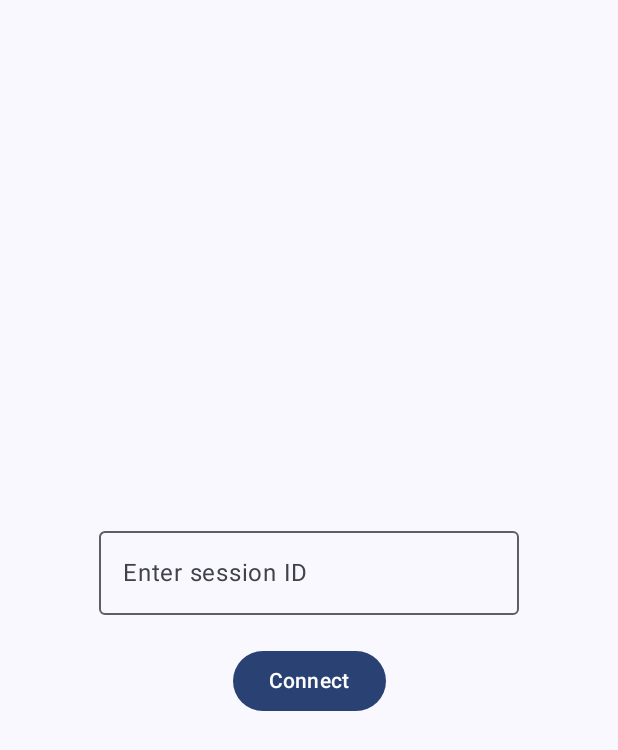
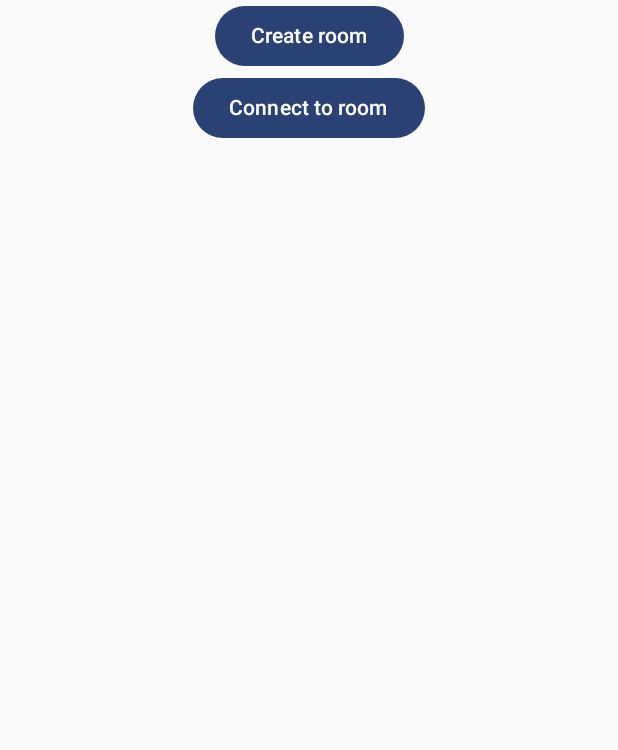
Before and after one commit to ulrikHesmyr/marco_polo_tracker_app_prog2007, an Android app built with Jetpack Compose: the screen it shows after launch (MainActivity), on a phone screen of 412 x 824 dp. Shown: the top 750 px of the screen. Run offline under Robolectric (Android 15) with nearby library versions, the phone set to English and light mode, and no system bars; libraries missing offline, so code that uses them is left out: io.socket.client, io.socket.emitter; 7 statements that could not run were skipped.

Commit message:
Change socketclient into viewmodel + add emit geolocation functionality

```diff
--- a/app/src/main/java/com/example/marco_polo/MainActivity.kt
+++ b/app/src/main/java/com/example/marco_polo/MainActivity.kt
@@ -1,6 +1,7 @@
 package com.example.marco_polo
 
 import android.os.Bundle
+import android.widget.Toast
 import androidx.activity.ComponentActivity
 import androidx.activity.compose.setContent
 import androidx.compose.foundation.background
@@ -8,6 +9,7 @@ import androidx.compose.foundation.layout.*
 import androidx.compose.foundation.shape.CircleShape
 import androidx.compose.material3.*
 import androidx.compose.runtime.Composable
+import androidx.compose.runtime.DisposableEffect
 import androidx.compose.runtime.getValue
 import androidx.compose.runtime.mutableStateOf
 import androidx.compose.runtime.remember
@@ -19,6 +21,7 @@ import androidx.compose.ui.text.font.FontWeight
 import androidx.compose.ui.tooling.preview.Preview
 import androidx.compose.ui.unit.dp
 import androidx.compose.ui.unit.sp
+import androidx.lifecycle.viewmodel.compose.viewModel
 import androidx.navigation.NavHostController
 import androidx.navigation.compose.NavHost
 import androidx.navigation.compose.composable
@@ -28,13 +31,7 @@ import com.example.marco_polo.socket_client.SocketClient
 
 class MainActivity : ComponentActivity() {
 
-    private lateinit var socketClient: SocketClient
-    private val WEBSOCKET_URL = "https://marco-polo-websocket-server.onrender.com/" //"http://10.0.2.2:3000" //"http://10.212.174.70:80"
-
     override fun onCreate(savedInstanceState: Bundle?) {
-        socketClient = SocketClient()
-        socketClient.initializeSocket(WEBSOCKET_URL)
-        socketClient.connect()
         super.onCreate(savedInstanceState)
         setContent {
             Marco_poloTheme {
@@ -43,25 +40,59 @@ class MainActivity : ComponentActivity() {
         }
     }
 
-    override fun onDestroy() {
-        super.onDestroy()
-        socketClient.disconnect()
-    }
-
     // Navigation functionality between screens
     @Composable
     fun AppNavigation() {
         val navController = rememberNavController()
+        val socketClient : SocketClient = viewModel()
+        socketClient.connect()
 
-        NavHost(navController = navController, startDestination = "connect_screen") {
-            composable("connect_screen") { ConnectScreen(navController) }
+        NavHost(navController = navController, startDestination = "initial_screen") {
+            composable("initial_screen") {InitialScreen(navController)}
+            composable("create_screen") {CreateScreen(navController, socketClient)}
+            composable("connect_screen") { ConnectScreen(navController, socketClient) }
             composable("main_screen") { MainScreen(navController) }
+        }
+
+        DisposableEffect(Unit) {
+            onDispose {
+                socketClient.disconnect()
+            }
+        }
+    }
+
+    @Composable
+    fun InitialScreen(navController: NavHostController){
+        Column(modifier = Modifier.fillMaxWidth(), horizontalAlignment = Alignment.CenterHorizontally, verticalArrangement = Arrangement.Center) {
+
+            Button(onClick = {navController.navigate("create_screen")}) {
+                Text("Create room")
+            }
+            Button(onClick = {navController.navigate("connect_screen")}) {
+                Text("Connect to room")
+            }
+        }
+
+    }
+
+    @Composable
+    fun CreateScreen(navController : NavHostController, socketClient : SocketClient){
+        Column(modifier = Modifier.fillMaxWidth(), horizontalAlignment = Alignment.CenterHorizontally, verticalArrangement = Arrangement.Center){
+            Text("Find your friend, initialize a room to get a RoomID for you and your friend to find each other!")
+
+            if(socketClient.roomID.value !== ""){
+                Text("Room created successfully, your room ID is: ${socketClient.roomID.value}")
+            } else {
+                Button(onClick = {socketClient.initializePeerConnection()}) {
+                    Text("Create room")
+                }
+            }
         }
     }
 
     // Initial screen to connect
     @Composable
-    fun ConnectScreen(navController: NavHostController) {
+    fun ConnectScreen(navController: NavHostController, socketClient: SocketClient) {
         // State to hold the text input
         var sessionId by remember { mutableStateOf("") }
 
@@ -91,7 +122,7 @@ class MainActivity : ComponentActivity() {
                             onClick = {
                                 println("session/room ID is $sessionId")
                                 socketClient.joinPeerConnection(sessionId)
-                            //navController.navigate("main_screen")
+
                             }
                         ) {
                             Text(text = "Connect")
@@ -104,7 +135,7 @@ class MainActivity : ComponentActivity() {
 
     @Composable
     fun MainScreen(navController: NavHostController) {
-        var socketClient = SocketClient()
+
         Scaffold(
             topBar = {
                 // Top bar showing connected user
@@ -199,19 +230,19 @@ class MainActivity : ComponentActivity() {
 
 
     // Preview Functions
-    @Preview(showBackground = true)
-    @Composable
-    fun ConnectScreenPreview() {
-        Marco_poloTheme {
-            ConnectScreen(navController = rememberNavController())
-        }
-    }
-
-    @Preview(showBackground = true)
-    @Composable
-    fun MainScreenPreview() {
-        Marco_poloTheme {
-            MainScreen(navController = rememberNavController())
-        }
-    }
+//    @Preview(showBackground = true)
+//    @Composable
+//    fun ConnectScreenPreview() {
+//        Marco_poloTheme {
+//            ConnectScreen(navController = rememberNavController())
+//        }
+//    }
+//
+//    @Preview(showBackground = true)
+//    @Composable
+//    fun MainScreenPreview() {
+//        Marco_poloTheme {
+//            MainScreen(navController = rememberNavController())
+//        }
+//    }
 }
--- a/app/src/main/java/com/example/marco_polo/socket_client/SocketClient.kt
+++ b/app/src/main/java/com/example/marco_polo/socket_client/SocketClient.kt
@@ -2,31 +2,39 @@ package com.example.marco_polo.socket_client
 
 import android.os.Handler
 import android.os.Looper
+import androidx.compose.runtime.mutableStateOf
+import androidx.lifecycle.ViewModel
 import io.socket.client.IO
 import io.socket.client.Socket
 import io.socket.emitter.Emitter
 import org.json.JSONObject
-import java.net.URISyntaxException
 
-class SocketClient {
+class Geolocation(val lat : Double, val long : Double)
+
+class SocketClient() : ViewModel() {
 
     private lateinit var socket: Socket
-    private val handler = Handler(Looper.getMainLooper()) // To run code on the main thread
     private val geolocationEmitDelaySeconds : Long = 2;
+    private val serverURL = "https://marco-polo-websocket-server.onrender.com/"
+    private val handler = Handler(Looper.getMainLooper())
+    private lateinit var geolocationInterval: Runnable
 
-    // Initialize the Socket.IO client
-    fun initializeSocket(serverUrl: String) {
-        println("Initializing socket connection")
+
+    var roomID = mutableStateOf("")
+    var peerConnected = mutableStateOf(false)
+    var peerLocation = mutableStateOf(Geolocation(0.0,0.0))
+    var errorMessage = mutableStateOf("")
+        private set
+
+
+    fun connect(){
         try {
-            socket = IO.socket(serverUrl) // Set server URL
-            setupSocketListeners() // Setup event listeners
-        } catch (e: URISyntaxException) {
+            socket = IO.socket(serverURL) // Set server URL
+            setupSocketListeners() // Set
+            socket.connect()
+        } catch (e : Exception){
             e.printStackTrace()
         }
-    }
-
-    fun connect(){
-        socket.connect()
     }
 
     fun disconnect() {
@@ -50,22 +58,14 @@ class SocketClient {
     // Function to handle "room-created" event
     private val onRoomCreated = Emitter.Listener { args ->
         if (args.isNotEmpty()) {
-            val roomID = args[0] as String
-            handler.post {
-                // Use the roomID here
-                println("Room created: $roomID")
-                // You can also add a callback or pass the roomID to the MainActivity
-            }
+            roomID.value = args[0] as String
         }
     }
 
     private val onPeersConnected = Emitter.Listener { args ->
         if (args.isNotEmpty()) {
-            val connectedRoomID = args[0] as String
-            handler.post {
-                println("Peer connected in room: $connectedRoomID")
-                startGeolocationEmit() // Start emitting geolocation
-            }
+            peerConnected.value = true
+            roomID.value = args[0] as String
         }
     }
 
@@ -74,24 +74,18 @@ class SocketClient {
             val data = args[0] as JSONObject
             val latitude = data.getDouble("latitude")
             val longitude = data.getDouble("longitude")
-            handler.post {
-                println("Peer location: Latitude $latitude, Longitude $longitude")
-            }
+            peerLocation.value = Geolocation(latitude, longitude)
         }
     }
 
     private val onPeerDisconnected = Emitter.Listener { _ ->
-        handler.post {
-            println("Peer disconnected.")
-        }
+        peerConnected.value = false
+        stopGeolocationEmit()
     }
 
     private val onError = Emitter.Listener { args ->
         if (args.isNotEmpty()) {
-            val errorMessage = args[0] as String
-            handler.post {
-                println("Error: $errorMessage")
-            }
+            errorMessage.value = args[0] as String
         }
     }
 
@@ -111,8 +105,9 @@ class SocketClient {
         locationData.put("latitude", 40.7128)  // Example latitude
         locationData.put("longitude", -74.0060)  // Example longitude
 
-        val geolocationInterval = object : Runnable {
+        geolocationInterval = object : Runnable {
             override fun run() {
+                println("Emitting position") //TODO: remove this line
                 socket.emit("sent-geolocation", locationData)
                 handler.postDelayed(this, geolocationEmitDelaySeconds * 1000) // Emit every 5 seconds
             }
@@ -120,6 +115,11 @@ class SocketClient {
 
         // Start emitting geolocation data
         handler.post(geolocationInterval)
+
+    }
+
+    private fun stopGeolocationEmit(){
+        handler.removeCallbacks(geolocationInterval)
     }
 
     // Emit the initialize-peer-connection event
@@ -128,8 +128,8 @@ class SocketClient {
     }
 
     // Emit the join-peer-connection event
-    fun joinPeerConnection(roomID: String) {
-        socket.emit("join-peer-connection", roomID)
+    fun joinPeerConnection(roomId: String) {
+        socket.emit("join-peer-connection", roomId)
     }
 
     // Leave the room
```
